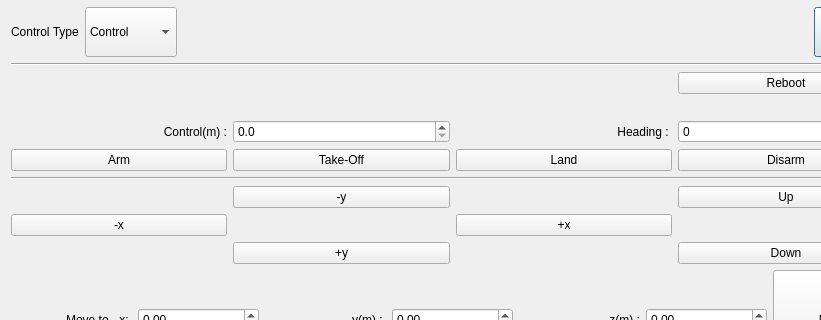
SongSiWoon/wtf, file src/qhac5/ui/controldialog.ui: the form before one commit; both pictures show x 0 to 821 and y 0 to 320 of the 905 by 590 pixel window.
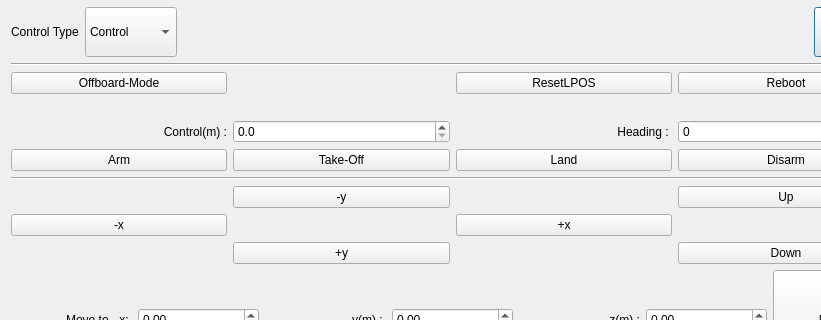
The form after the commit.

Commit message: Add offboard control in controldialog

What changed in the file:
```diff
--- a/src/qhac5/ui/controldialog.ui
+++ b/src/qhac5/ui/controldialog.ui
@@ -139,13 +139,27 @@
        </property>
       </widget>
      </item>
-    <item row="0" column="3">
+     <item row="0" column="2">
+        <widget class="QPushButton" name="resetLposButton">
+           <property name="text">
+            <string>ResetLPOS</string>
+           </property>
+        </widget>
+     </item>
+     <item row="0" column="3">
         <widget class="QPushButton" name="rebootButton">
             <property name="text">
                 <string>Reboot</string>
             </property>
         </widget>
-    </item>
+     </item>
+     <item row="0" column="0">
+        <widget class="QPushButton" name="offboardButton">
+          <property name="text">
+            <string>Offboard-Mode</string>
+          </property>
+        </widget>
+     </item>
      <item row="3" column="0">
       <widget class="QPushButton" name="armButton">
        <property name="text">
```
Left out of the diff: 5 changed lines with no effect on the pictures. The commit also changes 7 other files.
